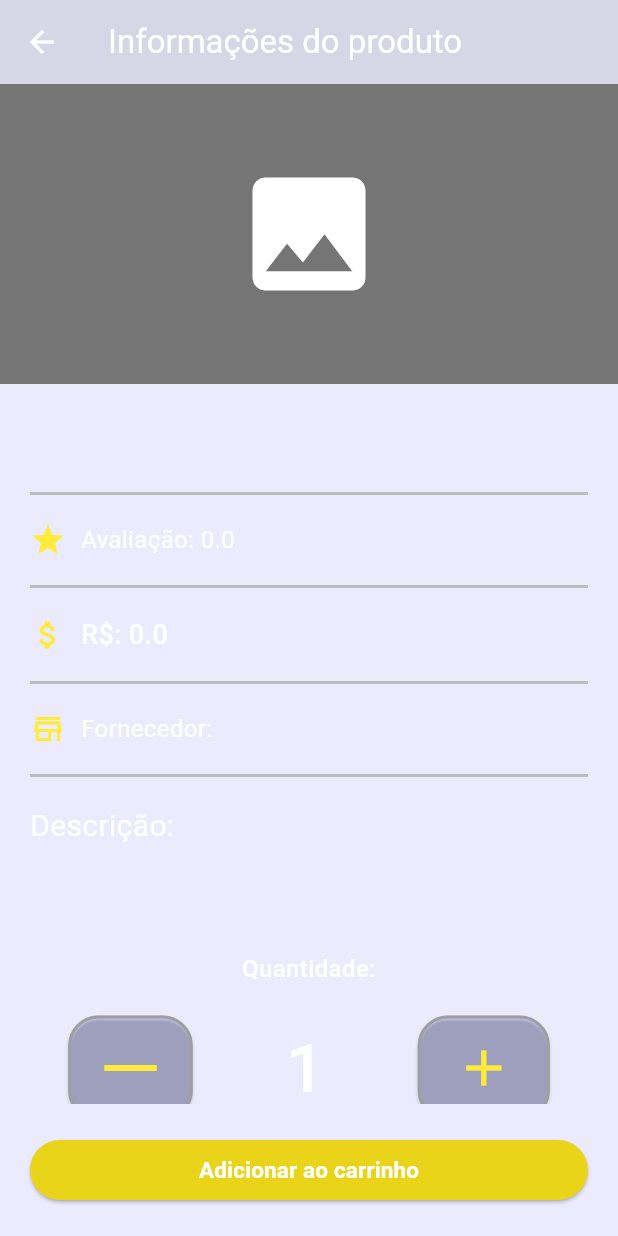
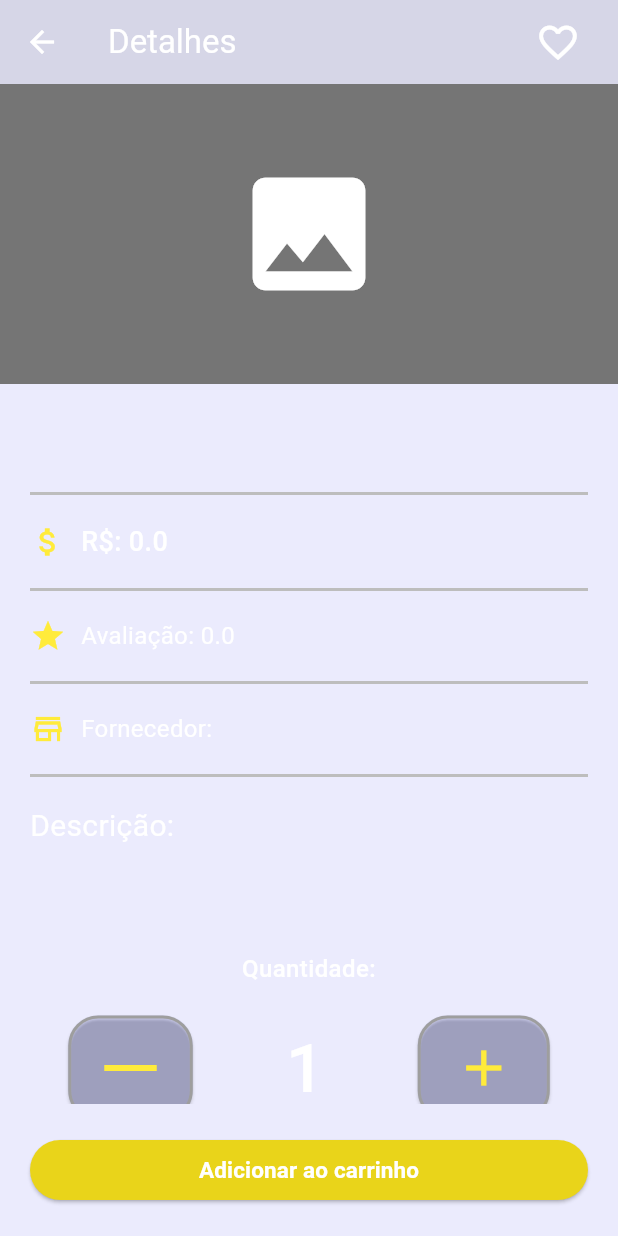
Before and after one commit to joao-montanari/santa-dose, a Flutter app: the DetailsProduct screen opened directly with empty values, on a phone screen of 412 x 824 dp. Run offline on Flutter 3.47's test engine with Material 2 defaults, Android fonts, the phone set to English and light mode, and no system bars.

Commit message:
creating favorite logic

```diff
--- a/mobile/lib/components/simple_topbar.dart
+++ b/mobile/lib/components/simple_topbar.dart
@@ -2,10 +2,12 @@ import 'package:flutter/material.dart';
 
 class SimpleTopbar extends StatefulWidget implements PreferredSizeWidget {
   final String title;
+  final bool isShowFavorite;
 
   const SimpleTopbar({
     super.key,
     required this.title,
+    this.isShowFavorite = false,
   });
 
   @override
@@ -16,12 +18,48 @@ class SimpleTopbar extends StatefulWidget implements PreferredSizeWidget {
 }
 
 class _SimpleTopbar extends State<SimpleTopbar> {
+  bool isFavorite = false;
+
   @override
   Widget build(BuildContext context) {
     return AppBar(
-      backgroundColor: Color.fromARGB(23, 0, 0, 13),
+      backgroundColor: const Color.fromARGB(23, 0, 0, 13),
       foregroundColor: Colors.white,
-      title: Text(widget.title),
+      title: Row(
+        children: [
+          Text(
+            widget.title
+          ),
+          const Expanded(
+            child: SizedBox(),
+          ),
+          widget.isShowFavorite ?
+            isFavorite ?
+              IconButton(
+                onPressed: (){
+                  setState(() {
+                    isFavorite = false;
+                  });
+                },
+                icon: Icon(
+                  Icons.favorite,
+                  size: 30,
+                  color: Colors.red.shade500,
+                ),
+              ) : IconButton(
+                onPressed: (){
+                  setState(() {
+                    isFavorite = true;
+                  });
+                },
+                icon: const Icon(
+                  Icons.favorite_border,
+                  size: 30,
+                ),
+              ) :
+              const SizedBox(),
+        ],
+      ),
     );
   }
 }
--- a/mobile/lib/main.dart
+++ b/mobile/lib/main.dart
@@ -12,7 +12,7 @@ class MyApp extends StatelessWidget {
   @override
   Widget build(BuildContext context) {
     return MaterialApp(
-      title: 'Flutter Demo',
+      title: 'Santa Dose',
       theme: ThemeData(
         colorScheme: ColorScheme.fromSeed(
           seedColor: Colors.yellow,
--- a/mobile/lib/screens/details_product.dart
+++ b/mobile/lib/screens/details_product.dart
@@ -24,7 +24,10 @@ class _DetailsProduct extends State<DetailsProduct> {
   Widget build(BuildContext context){
     return Scaffold(
       backgroundColor: const Color.fromARGB(23, 28, 33, 1000),
-      appBar: const SimpleTopbar(title: 'Informações do produto'),
+      appBar: const SimpleTopbar(
+        title: 'Detalhes',
+        isShowFavorite: true,
+      ),
       body: SingleChildScrollView(
         child: Column(
           mainAxisSize: MainAxisSize.max,
@@ -70,15 +73,16 @@ class _DetailsProduct extends State<DetailsProduct> {
                         const Padding(
                           padding: EdgeInsets.only(right: 10),
                           child: Icon(
-                            Icons.star,
+                            Icons.attach_money,
                             color: Colors.yellow,
                           ),
                         ),
                         Text(
-                          'Avaliação: ${widget.produto.avaliacao}',
+                          r'R$: ' + '${widget.produto.preco}',
                           style: const TextStyle(
                             color: Colors.white,
-                            fontSize: 16,
+                            fontSize: 18,
+                            fontWeight: FontWeight.w500,
                           ),
                         ),
                       ],
@@ -98,16 +102,15 @@ class _DetailsProduct extends State<DetailsProduct> {
                         const Padding(
                           padding: EdgeInsets.only(right: 10),
                           child: Icon(
-                            Icons.attach_money,
+                            Icons.star,
                             color: Colors.yellow,
                           ),
                         ),
                         Text(
-                          r'R$: ' + '${widget.produto.preco}',
+                          'Avaliação: ${widget.produto.avaliacao}',
                           style: const TextStyle(
                             color: Colors.white,
-                            fontSize: 18,
-                            fontWeight: FontWeight.w500,
+                            fontSize: 16,
                           ),
                         ),
                       ],
```
